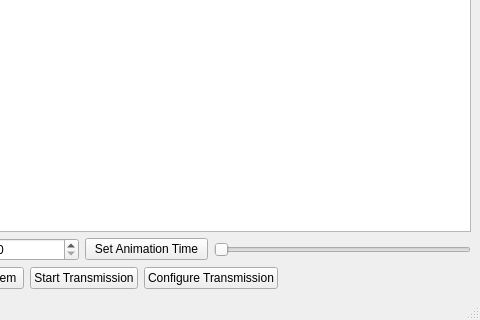
The window that ui/mainwindow.ui (nuigroup/tuio-simulator) describes before a commit, drawn with Qt 5; both pictures show x 419 to 899 and y 305 to 625 of the 899 by 625 pixel window.
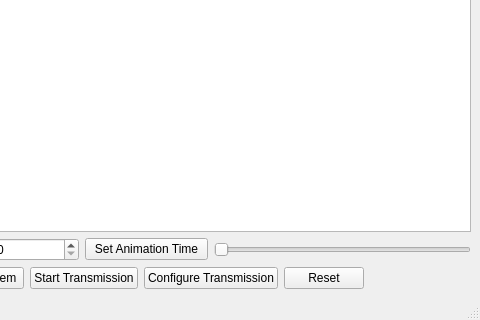
The same window after the commit. Icons and pictures are not drawn.

What changed in the file:
```diff
--- a/ui/mainwindow.ui
+++ b/ui/mainwindow.ui
@@ -32,7 +32,7 @@
     </rect>
    </property>
    <layout class="QGridLayout" name="gridLayout" >
-    <item row="0" column="0" colspan="12" >
+    <item row="0" column="0" colspan="13" >
      <widget class="QGraphicsView" name="view" >
       <property name="cursor" stdset="0" >
        <cursorShape>PointingHandCursor</cursorShape>
@@ -91,7 +91,7 @@
       </property>
      </widget>
     </item>
-    <item row="1" column="10" colspan="2" >
+    <item row="1" column="10" colspan="3" >
      <widget class="QSlider" name="animationSlider" >
       <property name="cursor" >
        <cursorShape>PointingHandCursor</cursorShape>
@@ -137,7 +137,7 @@
      </widget>
     </item>
     <item row="2" column="7" colspan="2" >
-     <widget class="QPushButton" name="pushButton" >
+     <widget class="QPushButton" name="startTxButton" >
       <property name="text" >
        <string>Start Transmission</string>
       </property>
@@ -151,6 +151,13 @@
      </widget>
     </item>
     <item row="2" column="11" >
+     <widget class="QPushButton" name="resetButton" >
+      <property name="text" >
+       <string>Reset</string>
+      </property>
+     </widget>
+    </item>
+    <item row="2" column="12" >
      <spacer name="horizontalSpacer" >
       <property name="orientation" >
        <enum>Qt::Horizontal</enum>
```
